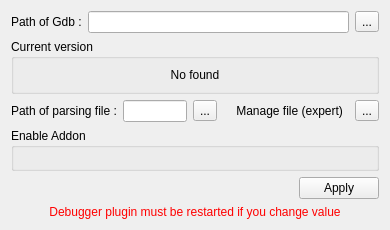
This is v2/branches/dev/plugins/debugger/GNUDebugger2/src/ui/UIGNUDebuggerSetting.ui in testmana2/mks as Qt 5 draws it before an edit. The edited form follows.
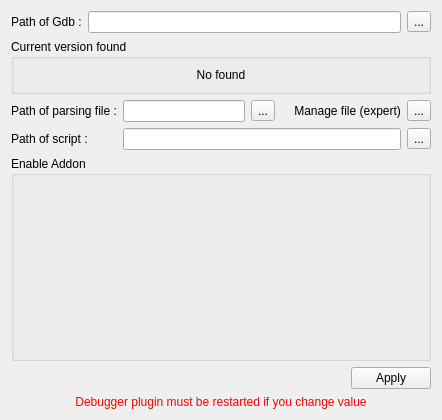
This is the edited form.

```diff
--- a/v2/branches/dev/plugins/debugger/GNUDebugger2/src/ui/UIGNUDebuggerSetting.ui
+++ b/v2/branches/dev/plugins/debugger/GNUDebugger2/src/ui/UIGNUDebuggerSetting.ui
@@ -5,8 +5,8 @@
    <rect>
     <x>0</x>
     <y>0</y>
-    <width>390</width>
-    <height>230</height>
+    <width>442</width>
+    <height>420</height>
    </rect>
   </property>
   <property name="minimumSize" >
@@ -26,20 +26,20 @@
      </property>
     </widget>
    </item>
-   <item row="0" column="1" colspan="5" >
+   <item row="0" column="1" colspan="4" >
     <widget class="QLineEdit" name="editPathGdb" />
    </item>
-   <item row="0" column="6" >
+   <item row="0" column="5" >
     <widget class="QToolButton" name="bButtonPathGdb" >
      <property name="text" >
       <string>...</string>
      </property>
     </widget>
    </item>
-   <item row="1" column="0" colspan="7" >
+   <item row="1" column="0" colspan="6" >
     <widget class="QGroupBox" name="groupBox" >
      <property name="title" >
-      <string>Current version</string>
+      <string>Current version found</string>
      </property>
      <layout class="QGridLayout" name="gridLayout" >
       <item row="0" column="0" >
@@ -65,6 +65,13 @@
    <item row="2" column="2" >
     <widget class="QLineEdit" name="editPathParsingFile" />
    </item>
+   <item row="2" column="3" >
+    <widget class="QToolButton" name="bButtonPathParsingFile" >
+     <property name="text" >
+      <string>...</string>
+     </property>
+    </widget>
+   </item>
    <item row="2" column="4" >
     <widget class="QLabel" name="label_4" >
      <property name="text" >
@@ -72,7 +79,31 @@
      </property>
     </widget>
    </item>
-   <item row="3" column="0" colspan="7" >
+   <item row="2" column="5" >
+    <widget class="QToolButton" name="bButtonManageFile" >
+     <property name="text" >
+      <string>...</string>
+     </property>
+    </widget>
+   </item>
+   <item row="3" column="0" colspan="2" >
+    <widget class="QLabel" name="label_5" >
+     <property name="text" >
+      <string>Path of script :</string>
+     </property>
+    </widget>
+   </item>
+   <item row="3" column="2" colspan="3" >
+    <widget class="QLineEdit" name="editPathScript" />
+   </item>
+   <item row="3" column="5" >
+    <widget class="QToolButton" name="bButtonPathScript" >
+     <property name="text" >
+      <string>...</string>
+     </property>
+    </widget>
+   </item>
+   <item row="4" column="0" colspan="6" >
     <widget class="QGroupBox" name="groupPlugins" >
      <property name="sizePolicy" >
       <sizepolicy vsizetype="Expanding" hsizetype="Preferred" >
@@ -85,14 +116,14 @@
      </property>
     </widget>
    </item>
-   <item row="4" column="0" colspan="7" >
+   <item row="5" column="0" colspan="6" >
     <widget class="QDialogButtonBox" name="dbbButtons" >
      <property name="standardButtons" >
       <set>QDialogButtonBox::Apply</set>
      </property>
     </widget>
    </item>
-   <item row="5" column="0" colspan="7" >
+   <item row="6" column="0" colspan="6" >
     <widget class="QLabel" name="label_2" >
      <property name="palette" >
       <palette>
@@ -139,20 +170,6 @@
      </property>
     </widget>
    </item>
-   <item row="2" column="6" >
-    <widget class="QToolButton" name="bButtonManageFile" >
-     <property name="text" >
-      <string>...</string>
-     </property>
-    </widget>
-   </item>
-   <item row="2" column="3" >
-    <widget class="QToolButton" name="bButtonPathParsingFile" >
-     <property name="text" >
-      <string>...</string>
-     </property>
-    </widget>
-   </item>
   </layout>
  </widget>
  <resources/>
```
